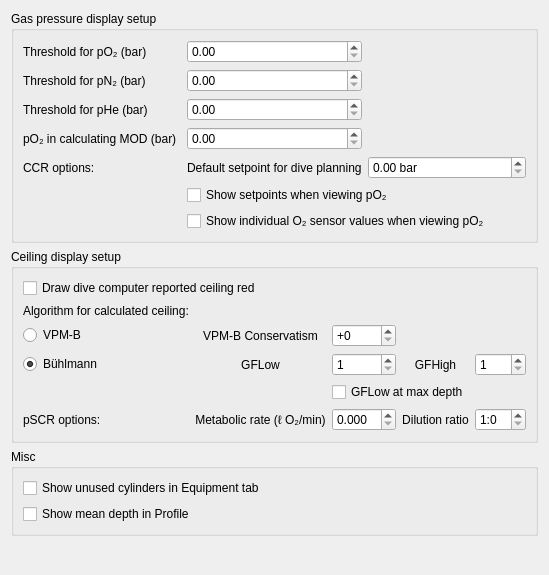
subsurface/subsurface, file desktop-widgets/preferences/preferences_graph.ui: the form before one commit.
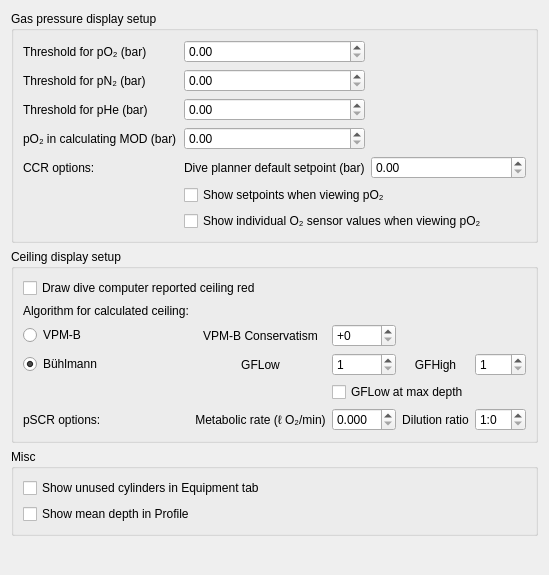
The form after the commit.

Commit message:
Reorganise Preferences->Graph
Remove one last leading space character that I missed.

The edit to the form file:
```diff
--- a/desktop-widgets/preferences/preferences_graph.ui
+++ b/desktop-widgets/preferences/preferences_graph.ui
@@ -110,15 +110,12 @@
       <item row="4" column="1">
        <widget class="QLabel" name="label_27">
         <property name="text">
-         <string>Default setpoint for dive planning</string>
+         <string>Dive planner default setpoint (bar)</string>
         </property>
        </widget>
       </item>
       <item row="4" column="2">
        <widget class="QDoubleSpinBox" name="defaultSetpoint">
-        <property name="suffix">
-         <string> bar</string>
-        </property>
         <property name="decimals">
          <number>2</number>
         </property>
```
